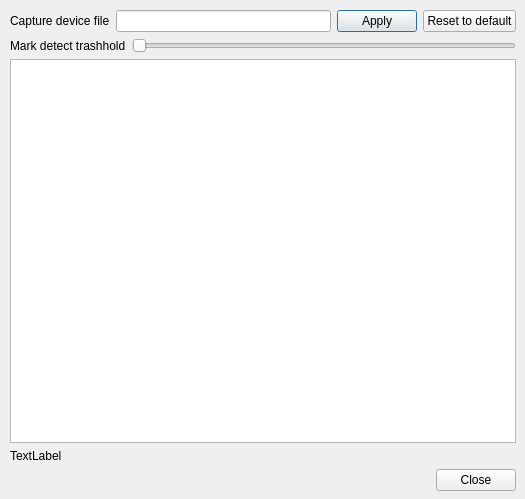
xintrea/movenoid, file SettingsWindow.ui: the form before one commit.
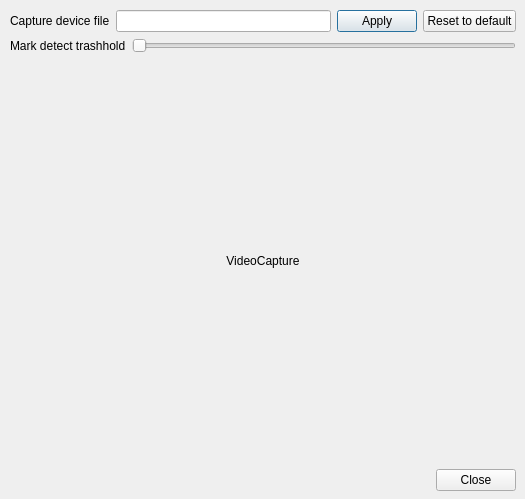
The form after the commit.

Commit message: Попытка сделать растягиваемое окно настроек, чтобы влазил фрейм, полученный с камеры

Patch:
```diff
--- a/SettingsWindow.ui
+++ b/SettingsWindow.ui
@@ -10,6 +10,12 @@
     <height>499</height>
    </rect>
   </property>
+  <property name="sizePolicy">
+   <sizepolicy hsizetype="Expanding" vsizetype="Expanding">
+    <horstretch>0</horstretch>
+    <verstretch>0</verstretch>
+   </sizepolicy>
+  </property>
   <property name="windowTitle">
    <string>Dialog</string>
   </property>
@@ -73,13 +79,19 @@
       </item>
      </layout>
     </item>
-    <item>
-     <widget class="QGraphicsView" name="graphicsView"/>
-    </item>
     <item>
      <widget class="QLabel" name="graphicsPixmapLabel">
+      <property name="sizePolicy">
+       <sizepolicy hsizetype="Expanding" vsizetype="Expanding">
+        <horstretch>0</horstretch>
+        <verstretch>0</verstretch>
+       </sizepolicy>
+      </property>
       <property name="text">
-       <string>TextLabel</string>
+       <string>VideoCapture</string>
+      </property>
+      <property name="alignment">
+       <set>Qt::AlignCenter</set>
       </property>
      </widget>
     </item>
```
The commit also changes 1 other file.
